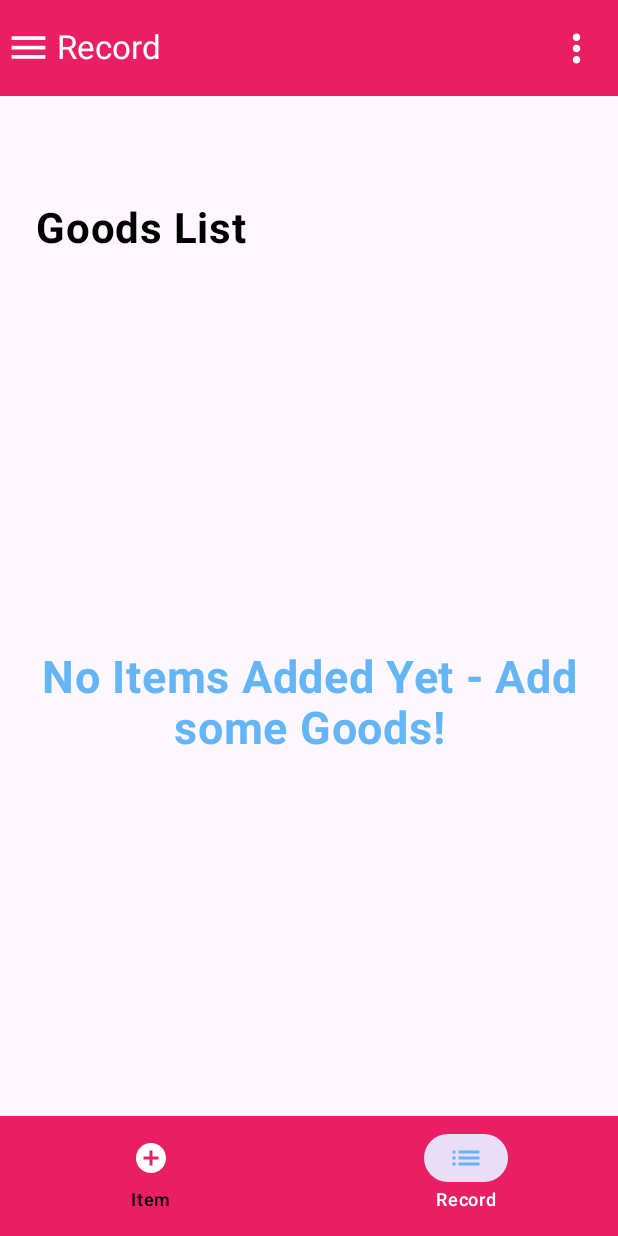
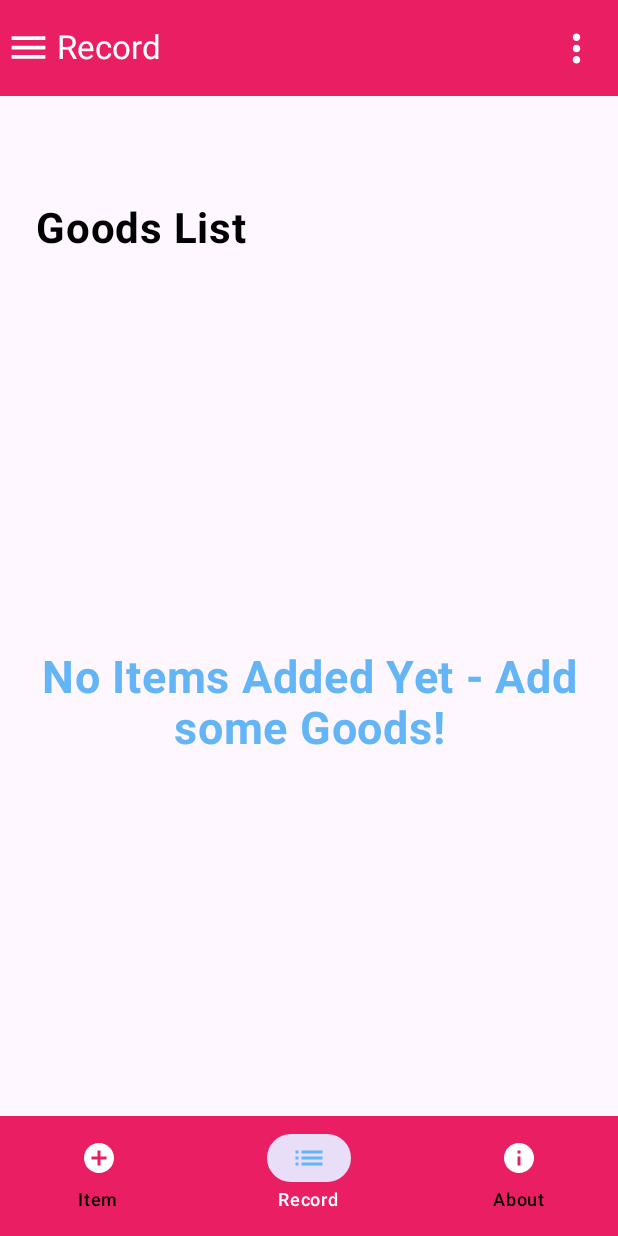
Before and after one commit to emily172/MAD2-Artisan, an Android app built with Jetpack Compose: the screen it shows after launch (MainActivity), on a phone screen of 412 x 824 dp. Run offline under Robolectric (Android 15) with nearby library versions, the phone set to English and light mode, and no system bars; our stand-ins replace Timber.

Commit message:
Created an about page for App.

```diff
--- a/app/src/main/java/ie/setu/artisan1/MainActivity.kt
+++ b/app/src/main/java/ie/setu/artisan1/MainActivity.kt
@@ -75,10 +75,8 @@ fun ArtisanApp(
             )
         },
         bottomBar = {
-            BottomAppBarProvider(
-                navController = navController,
-                currentScreen = currentBottomScreen,
-            )
+            BottomAppBarProvider(navController,
+                currentScreen = currentBottomScreen,)
         }
     )
 }
--- a/app/src/main/java/ie/setu/artisan1/navigation/AppDestinations.kt
+++ b/app/src/main/java/ie/setu/artisan1/navigation/AppDestinations.kt
@@ -3,6 +3,7 @@ package ie.setu.artisan1.navigation
 import androidx.compose.material.icons.Icons
 import androidx.compose.material.icons.automirrored.filled.List
 import androidx.compose.material.icons.filled.AddCircle
+import androidx.compose.material.icons.filled.Info
 import androidx.compose.ui.graphics.vector.ImageVector
 
 interface AppDestination {
@@ -23,5 +24,12 @@ object Item : AppDestination {
     override val route = "item"
 }
 
-val bottomAppBarDestinations = listOf(Item, Record)
-val allDestinations = listOf(Record, Item)
+object About : AppDestination {
+    override val icon = Icons.Filled.Info
+    override val label = "About"
+    override val route = "about"
+}
+
+
+val bottomAppBarDestinations = listOf(Item, Record,About)
+val allDestinations = listOf(Record, Item, About)
--- a/app/src/main/java/ie/setu/artisan1/navigation/AppNavGraph.kt
+++ b/app/src/main/java/ie/setu/artisan1/navigation/AppNavGraph.kt
@@ -11,6 +11,7 @@ import androidx.navigation.compose.composable
 import ie.setu.artisan1.data.ArtisanModel
 import ie.setu.artisan1.ui.screens.ScreenItem
 import ie.setu.artisan1.ui.screens.ScreenReport
+import ie.setu.artisan1.ui.screens.ScreenAbout
 
 @Composable
 fun NavHostProvider(
@@ -32,5 +33,10 @@ fun NavHostProvider(
             // Call our 'Record' Screen Here
             ScreenReport(modifier = modifier, items = items)
         }
+        composable(route = About.route) {
+            //call our 'About' Screen Here
+            ScreenAbout(modifier = modifier)
+        }
+
     }
 }
--- a/app/src/main/res/values/strings.xml
+++ b/app/src/main/res/values/strings.xml
@@ -33,5 +33,9 @@
     <string name="empty_list">No Items Added Yet - Add some Goods!</string>
     <string name="limitExceeded">"Item of 100 will exceed Maximum Items of 100"</string>
 
+    <!--About Screen-->
+    <string name="about_title">Artisan Shop</string>
+    <string name="about_message">Manage your handmade products effortlessly.</string>
+
 
 </resources>
```
Also changed, not shown: app/src/main/java/ie/setu/artisan1/ui/screens/ScreenAbout.kt (added, +60 -0 lines).
